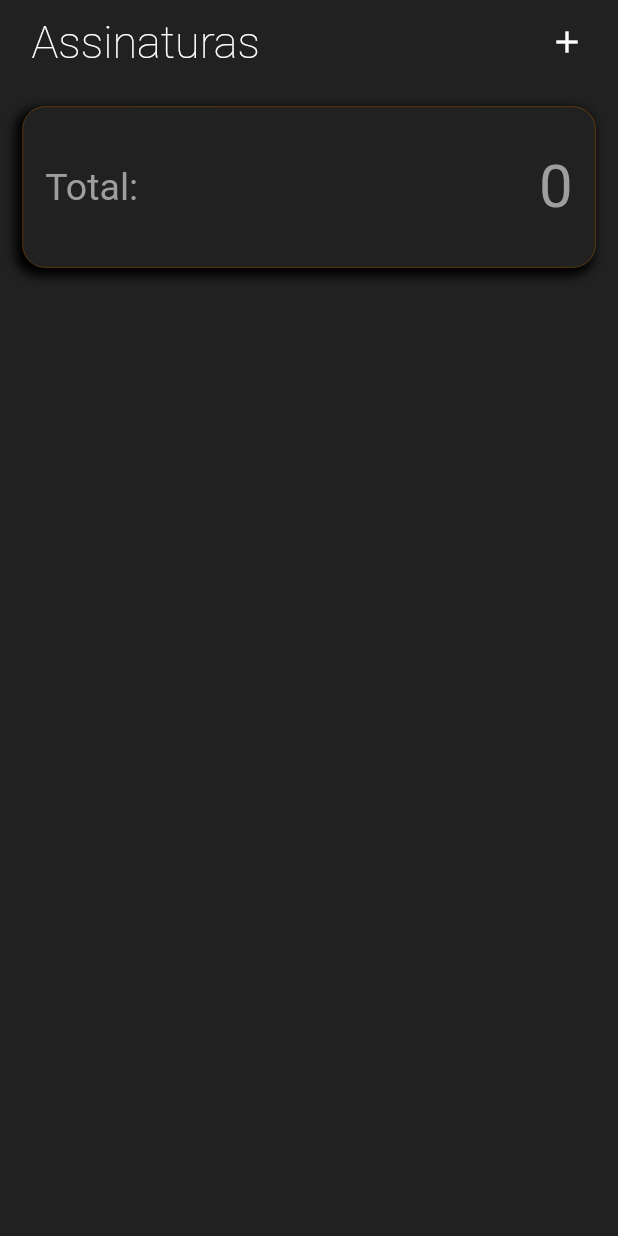
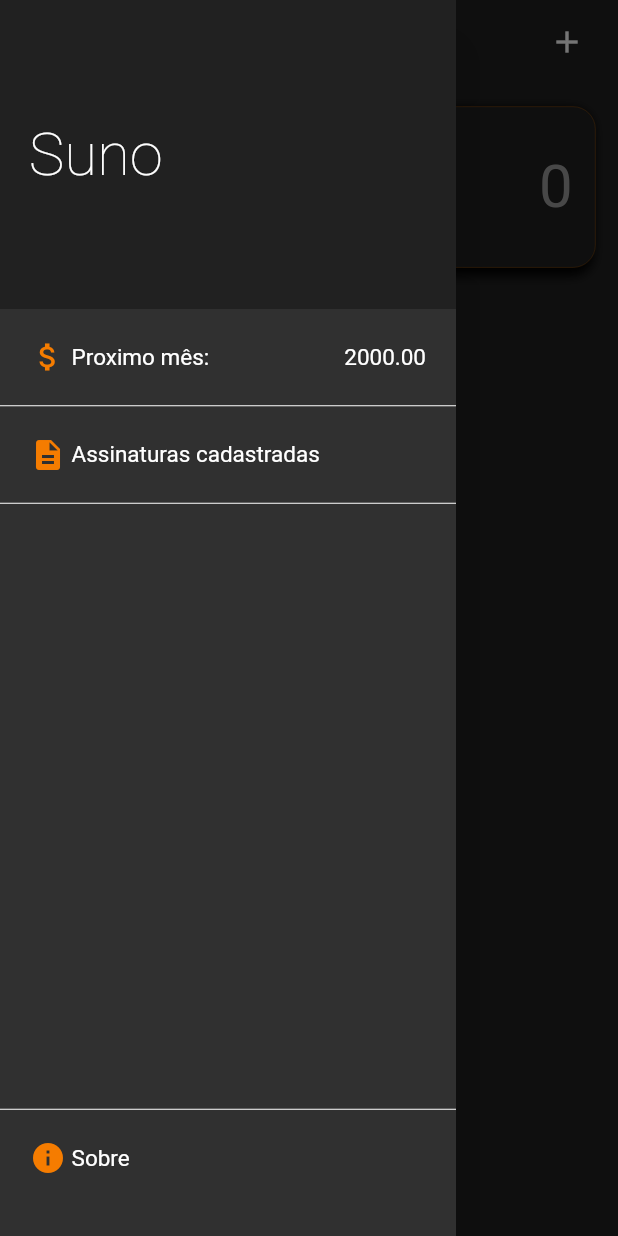
Before and after one commit to td-santos/Subscription_Manager_Flutter, a Flutter app: the screen it shows after launch, with the side drawer open (before the commit the screen has no drawer), on a phone screen of 412 x 824 dp. Run offline on Flutter 3.47's test engine with Material 2 defaults, Android fonts, the phone set to English and light mode, and no system bars; our stand-ins replace font_awesome_flutter, sqflite; accounts and stored records are empty.

Commit message:
commit layout
-- add initial version Drawer

```diff
--- a/suno/lib/main.dart
+++ b/suno/lib/main.dart
@@ -1,8 +1,10 @@
 import 'package:flutter/material.dart';
 import 'package:suno/screens/Home.dart';
 
+
 void main() {
   runApp(MaterialApp(
+    //home: Home(),
     home: Home(),
     debugShowCheckedModeBanner: false,
     theme: ThemeData(
--- a/suno/lib/screens/Home.dart
+++ b/suno/lib/screens/Home.dart
@@ -3,6 +3,7 @@ import 'package:intl/intl.dart';
 import 'package:suno/controles/AssinaturaDB.dart';
 import 'package:suno/controles/ControleBanco.dart';
 import 'package:suno/model/Assinatura.dart';
+import 'package:suno/widgets/AppDrawer.dart';
 import 'package:suno/widgets/CardItemList.dart';
 import 'AddAssinatra.dart';
 
@@ -87,6 +88,7 @@ class _HomeState extends State<Home> {
           )
         ],
       ),
+      drawer: AppDrawer(),
       body: SafeArea(
         child: Container(
           height: height,
--- /dev/null
+++ b/suno/lib/widgets/AppDrawer.dart
@@ -0,0 +1,97 @@
+import 'package:flutter/material.dart';
+import 'package:font_awesome_flutter/font_awesome_flutter.dart';
+
+class AppDrawer extends StatefulWidget {
+  @override
+  _AppDrawerState createState() => _AppDrawerState();
+}
+
+class _AppDrawerState extends State<AppDrawer> {
+  @override
+  Widget build(BuildContext context) {
+    double width = MediaQuery.of(context).size.width;
+    double height = MediaQuery.of(context).size.height;
+    return Drawer(
+      child: Column(
+        children: <Widget>[
+          Container(
+            width: width,
+            height: height * 0.25,
+            color: Colors.grey[900],
+            child: Container(
+              alignment: Alignment.centerLeft,
+              child: Text("  Suno", style: TextStyle(fontSize: 40,fontWeight: FontWeight.w200),),
+            ),
+          ),
+          SingleChildScrollView(
+            child: Container(
+              /*decoration: BoxDecoration(
+                image: DecorationImage(
+                  image: NetworkImage("https://colorindonuvens.com/wp-content/uploads/2020/03/Wallpaper4k-Preto-ColorindoNuvens-6.jpg"),
+                  fit: BoxFit.cover,
+                  )
+              ),*/
+              width: width,
+              height: height * 0.75,
+
+              child: Column(
+                crossAxisAlignment: CrossAxisAlignment.start,
+                mainAxisAlignment: MainAxisAlignment.spaceBetween,
+                children: <Widget>[
+                  Column(
+                    children: <Widget>[
+                      Padding(
+                        padding: EdgeInsets.only(left: 20, top: 20,right: 20,bottom: 20),
+                        child: Row(
+                          mainAxisAlignment: MainAxisAlignment.spaceBetween,
+                          children: <Widget>[
+                            Row(
+                              children: <Widget>[
+                                Icon(Icons.attach_money,color: Colors.orange[700],),
+                                Text(" Proximo mês: ",style: TextStyle(fontSize: 15),),
+                              ],
+                            ),
+                            Text("2000.00",style: TextStyle(fontSize: 15),)
+                          ],
+                        ),
+                      ),
+                      Divider(color: Colors.white,height: 1,),
+                       Padding(
+                        padding: EdgeInsets.only(left: 20, top: 20,right: 20,bottom: 20),
+                        child: Row(
+                          //mainAxisAlignment: MainAxisAlignment.spaceBetween,
+                          children: <Widget>[
+                            Icon(Icons.description,color: Colors.orange[700],),
+                            Text(" Assinaturas cadastradas",style: TextStyle(fontSize: 15),),
+                            //Text("2000.00")
+                          ],
+                        ),
+                      ),
+                      Divider(color: Colors.white,height: 1,),
+                    ],
+                  ),
+
+                  Column(
+                    children: <Widget>[
+                      Divider(color: Colors.white,height: 1,),
+                      Padding(
+                        padding: EdgeInsets.only(left: 20, bottom: 40,right: 20,top: 20),
+                        child: Row(
+                          children: <Widget>[
+
+                            Icon(Icons.info,color: Colors.orange[700],),
+                            Text(" Sobre",style: TextStyle(fontSize: 15),),
+                          ],
+                        ),
+                        ),
+                    ],
+                  )
+                ],
+              ),
+            ),
+          )
+        ],
+      ),
+    );
+  }
+}
--- a/suno/pubspec.yaml
+++ b/suno/pubspec.yaml
@@ -31,6 +31,7 @@ dependencies:
   font_awesome_flutter: ^8.8.1
   intl: ^0.16.1
   sqflite: ^1.3.0+1
+
 
 dev_dependencies:
   flutter_test:
```
